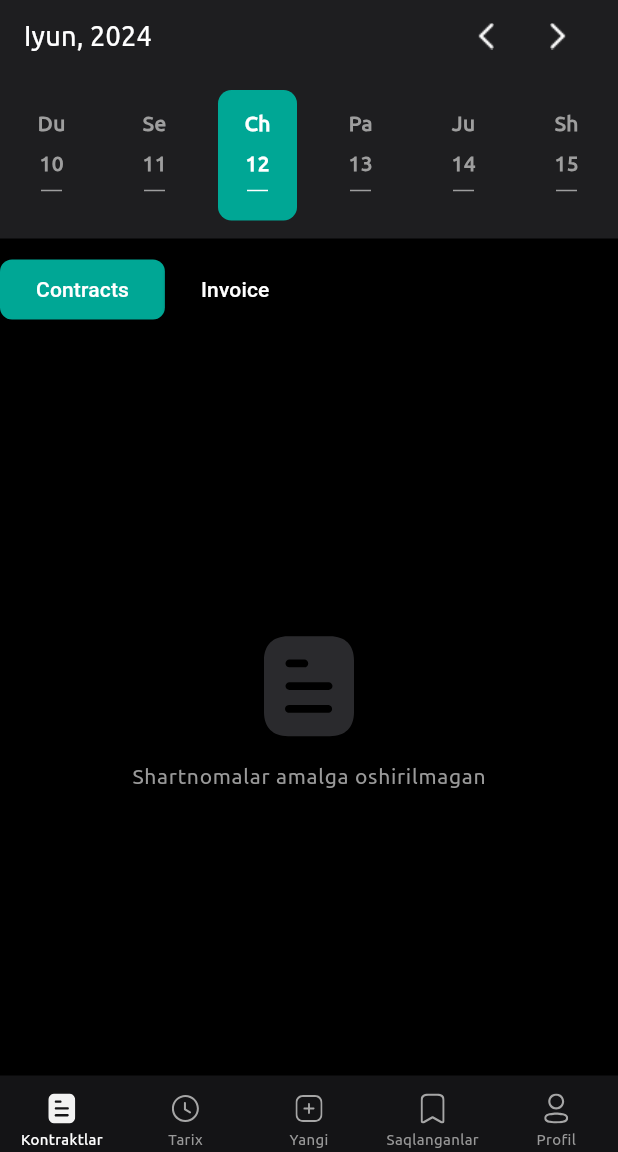
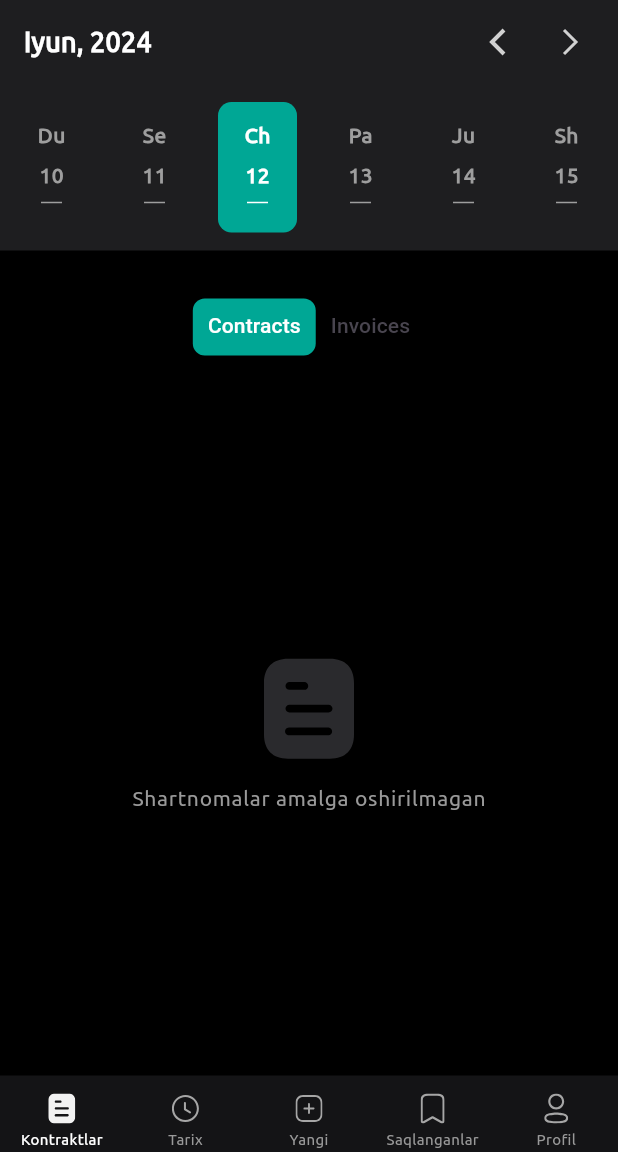
Before and after one commit to ofokov/i_billing, a Flutter app: the screen it shows after launch, on a phone screen of 412 x 824 dp, the part 84-1236 px from its top. Run offline on Flutter 3.47's test engine with Material 3 defaults, Android fonts, the light colour scheme and no system bars; our stand-ins replace bloc, cloud_firestore, connectivity_plus, dartz, easy_localization, equatable and 6 more; accounts and stored records are empty.

Commit message:
more bug fixed

```diff
--- a/lib/features/ibilling/presentation/constants/style/ibilling_icons.dart
+++ b/lib/features/ibilling/presentation/constants/style/ibilling_icons.dart
@@ -1,9 +1,4 @@
 class IBillingIcons {
-  // arrows
-  static const arrowLeft = "assets/icons/arrow_left.png";
-  static const arrowLeftIos = "assets/icons/arrow_left_ios.png";
-  static const arrowRightIos = "assets/icons/arrow_right_ios.png";
-
   // bottom navigation
   static const bookmarkFilled = "assets/icons/bookmark_filled.svg";
   static const bookmarkOutlined = "assets/icons/bookmark_outlined.svg";
@@ -31,6 +26,8 @@ class IBillingIcons {
   static const calendar = "assets/icons/calendar.svg";
   static const tickSquareFilled = "assets/icons/tick_square_filled.svg";
   static const tickSquareOutlined = "assets/icons/tick_square_outlined.svg";
+  static const arrowRight = "assets/icons/arrow_right.svg";
+  static const arrowLeft = "assets/icons/arrow_left.svg";
 
   // images
   static const noData = "assets/images/no_data.svg";
--- a/lib/features/ibilling/presentation/screens/contracts_page.dart
+++ b/lib/features/ibilling/presentation/screens/contracts_page.dart
@@ -18,9 +18,9 @@ class ContractsPage extends StatefulWidget {
   State<ContractsPage> createState() => _ContractsPageState();
 }
 
-class _ContractsPageState extends State<ContractsPage> {
+class _ContractsPageState extends State<ContractsPage>
+    with TickerProviderStateMixin {
   DateTime selectedDate = DateTime.now();
-  List<bool> isSelected = [true, false];
 
   @override
   void initState() {
@@ -39,17 +39,61 @@ class _ContractsPageState extends State<ContractsPage> {
 
   @override
   Widget build(BuildContext context) {
+    TabController tabController = TabController(length: 2, vsync: this);
     return Column(
+      crossAxisAlignment: CrossAxisAlignment.start,
       children: [
         CustomDate(onDateSelected: _onDateSelected),
-        _buildToggleButtons(),
         Expanded(
-          child: BlocBuilder<IbillingBloc, IbillingState>(
+          child: Padding(
+            padding: const EdgeInsets.symmetric(horizontal: 8.0),
+            child: Column(
+              crossAxisAlignment: CrossAxisAlignment.start,
+              children: [
+                Padding(
+                  padding: const EdgeInsets.only(
+                    bottom: 20,
+                    top: 32,
+                  ),
+                  child: TabBar(
+                    dividerColor: Colors.transparent,
+                    tabAlignment: TabAlignment.center,
+                    indicatorSize: TabBarIndicatorSize.tab,
+                    isScrollable: true,
+                    indicator: const BoxDecoration(
+                      borderRadius: BorderRadius.all(Radius.circular(8)),
+                      color: Color(0xff00A795),
+                    ),
+                    labelPadding: const EdgeInsets.symmetric(horizontal: 10),
+                    labelColor: Colors.white,
+                    controller: tabController,
+                    tabs: [
+                      Container(
+                        height: 36, // Adjust this height as needed
+                        alignment: Alignment.center,
+                        child: const Text("Contracts"),
+                      ),
+                      Container(
+                        height: 36, // Adjust this height as needed
+                        alignment: Alignment.center,
+                        child: const Text("Invoices"),
+                      ),
+                    ],
+                  ),
+                ),
+                Expanded(
+                  child: TabBarView(
+                    controller: tabController,
+                    children: [
+                      for (int i = 0; i < 2; i++)
+                        BlocBuilder<IbillingBloc, IbillingState>(
                           builder: (context, state) {
                             if (state.filteredPageIndex == 0 &&
-                  state.filterStatus == FormzSubmissionStatus.success) {
+                                state.filterStatus ==
+                                    FormzSubmissionStatus.success) {
                               if (state.filteredContracts.isNotEmpty) {
-                  return DisplayContracts(contracts: state.filteredContracts);
+                                return DisplayContracts(
+                                    contracts: state.filteredContracts);
                               } else {
                                 return Center(
                                   child: Column(
@@ -58,14 +102,18 @@ class _ContractsPageState extends State<ContractsPage> {
                                       SvgPicture.asset(
                                         IBillingIcons.noData,
                                         color: Theme.of(context).primaryColor,
-                          semanticsLabel: LocaleKeys.no_contracts_are_made.tr(),
+                                        semanticsLabel: LocaleKeys
+                                            .no_contracts_are_made
+                                            .tr(),
                                         height: 80,
                                         width: 80,
                                       ),
                                       const SizedBox(height: 10),
                                       Text(
                                         LocaleKeys.no_contracts_are_made.tr(),
-                          style: Theme.of(context).textTheme.labelMedium,
+                                        style: Theme.of(context)
+                                            .textTheme
+                                            .labelMedium,
                                       ),
                                     ],
                                   ),
@@ -92,14 +140,18 @@ class _ContractsPageState extends State<ContractsPage> {
                                       SvgPicture.asset(
                                         IBillingIcons.noData,
                                         color: Theme.of(context).primaryColor,
-                          semanticsLabel: LocaleKeys.no_contracts_are_made.tr(),
+                                        semanticsLabel: LocaleKeys
+                                            .no_contracts_are_made
+                                            .tr(),
                                         height: 80,
                                         width: 80,
                                       ),
                                       const SizedBox(height: 10),
                                       Text(
                                         LocaleKeys.no_contracts_are_made.tr(),
-                          style: Theme.of(context).textTheme.labelMedium,
+                                        style: Theme.of(context)
+                                            .textTheme
+                                            .labelMedium,
                                       ),
                                     ],
                                   ),
@@ -114,14 +166,17 @@ class _ContractsPageState extends State<ContractsPage> {
                                     SvgPicture.asset(
                                       IBillingIcons.noData,
                                       color: Theme.of(context).primaryColor,
-                        semanticsLabel: LocaleKeys.no_contracts_are_made.tr(),
+                                      semanticsLabel:
+                                          LocaleKeys.no_contracts_are_made.tr(),
                                       height: 80,
                                       width: 80,
                                     ),
                                     const SizedBox(height: 10),
                                     Text(
                                       LocaleKeys.no_contracts_are_made.tr(),
-                        style: Theme.of(context).textTheme.labelMedium,
+                                      style: Theme.of(context)
+                                          .textTheme
+                                          .labelMedium,
                                     ),
                                   ],
                                 ),
@@ -130,39 +185,14 @@ class _ContractsPageState extends State<ContractsPage> {
                             return Container();
                           },
                         ),
+                    ],
+                  ),
+                ),
+              ],
+            ),
+          ),
         ),
       ],
     );
   }
-
-  Widget _buildToggleButtons() {
-    return Padding(
-      padding: const EdgeInsets.symmetric(vertical: 10),
-      child: Row(
-        children: [
-          _buildToggleButton(0, 'Contracts'),
-          _buildToggleButton(1, 'Invoice'),
-        ],
-      ),
-    );
 }
-
-  Widget _buildToggleButton(int index, String text) {
-    return ElevatedButton(
-      onPressed: () {
-        setState(() {
-          isSelected = List.generate(isSelected.length, (i) => i == index);
-        });
-      },
-      style: ElevatedButton.styleFrom(
-        shape: const RoundedRectangleBorder(
-          borderRadius: BorderRadius.all(Radius.circular(8)),
-        ),
-        foregroundColor: Colors.white,
-        backgroundColor:
-            isSelected[index] ? const Color(0xff00A795) : Colors.transparent,
-      ),
-      child: Text(text),
-    );
-  }
-}
--- a/lib/features/ibilling/presentation/screens/filter_page.dart
+++ b/lib/features/ibilling/presentation/screens/filter_page.dart
@@ -47,7 +47,9 @@ class _FilterPageState extends State<FilterPage> {
           centerTitle: true,
           backgroundColor: const Color(0xff141416),
           leading: GestureDetector(
-            onTap: () {},
+            onTap: () {
+              Navigator.pop(context);
+            },
             child: const Icon(
               size: 24,
               Icons.arrow_back,
--- a/lib/features/ibilling/presentation/widgets/custom_date.dart
+++ b/lib/features/ibilling/presentation/widgets/custom_date.dart
@@ -1,9 +1,9 @@
 import 'package:easy_localization/easy_localization.dart';
 import 'package:flutter/material.dart';
+import 'package:flutter_svg/flutter_svg.dart';
+import 'package:i_billing/features/ibilling/presentation/constants/style/ibilling_icons.dart';
 import 'package:i_billing/features/ibilling/presentation/widgets/calendar_day.dart';
 import 'package:i_billing/generated/locale_keys.g.dart';
-
-import '../constants/style/ibilling_icons.dart';
 
 class CustomDate extends StatefulWidget {
   final void Function(DateTime) onDateSelected;
@@ -114,29 +114,50 @@ class _CustomDateState extends State<CustomDate> {
 
   Widget _buildHeader(BuildContext context) {
     return Padding(
-      padding: const EdgeInsets.symmetric(horizontal: 16.0),
+      padding: const EdgeInsets.symmetric(
+        horizontal: 16.0,
+        vertical: 12,
+      ),
       child: Row(
         mainAxisAlignment: MainAxisAlignment.spaceBetween,
         children: [
           Text(
             "${_getMonthName(today.month)}, ${today.year}",
-            style: Theme.of(context).textTheme.titleMedium,
+            style: Theme.of(context)
+                .textTheme
+                .titleMedium
+                ?.copyWith(fontWeight: FontWeight.w700),
           ),
           Row(
             mainAxisAlignment: MainAxisAlignment.center,
             children: [
-              IconButton(
-                onPressed: _previousWeek,
-                icon: Image.asset(
-                  IBillingIcons.arrowLeftIos,
-                  color: Colors.white,
+              Material(
+                color: Colors
+                    .transparent, // Use a transparent color to see the ripple effect on the SvgPicture
+                child: InkWell(
+                  borderRadius: BorderRadius.circular(
+                      16), // Optional: to provide rounded corners to the tap area
+                  child: SvgPicture.asset(
+                    IBillingIcons.arrowLeft,
+                    width: 32,
+                    height: 32,
+                  ),
+                  onTap: _previousWeek,
                 ),
               ),
-              IconButton(
-                onPressed: _nextWeek,
-                icon: Image.asset(
-                  IBillingIcons.arrowRightIos,
-                  color: Colors.white,
+              SizedBox(width: 16), // Adding some space between the buttons
+              Material(
+                color: Colors
+                    .transparent, // Use a transparent color to see the ripple effect on the SvgPicture
+                child: InkWell(
+                  borderRadius: BorderRadius.circular(
+                      16), // Optional: to provide rounded corners to the tap area
+                  child: SvgPicture.asset(
+                    IBillingIcons.arrowRight,
+                    width: 32,
+                    height: 32,
+                  ),
+                  onTap: _nextWeek,
                 ),
               ),
             ],
```
Also changed, not shown: assets/icons/arrow_left.png (deleted), assets/icons/arrow_left.svg (added), assets/icons/arrow_left_ios.png (deleted), assets/icons/arrow_right.svg (added), assets/icons/arrow_right_ios.png (deleted). Lines whose indentation alone changed are shown as unchanged.
